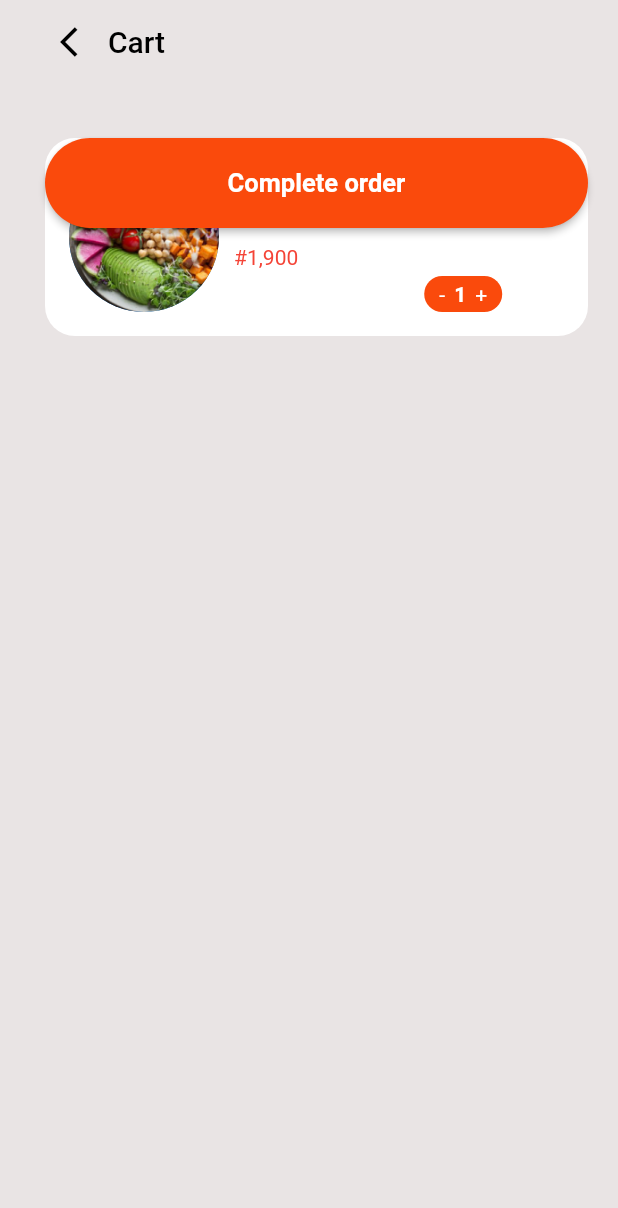
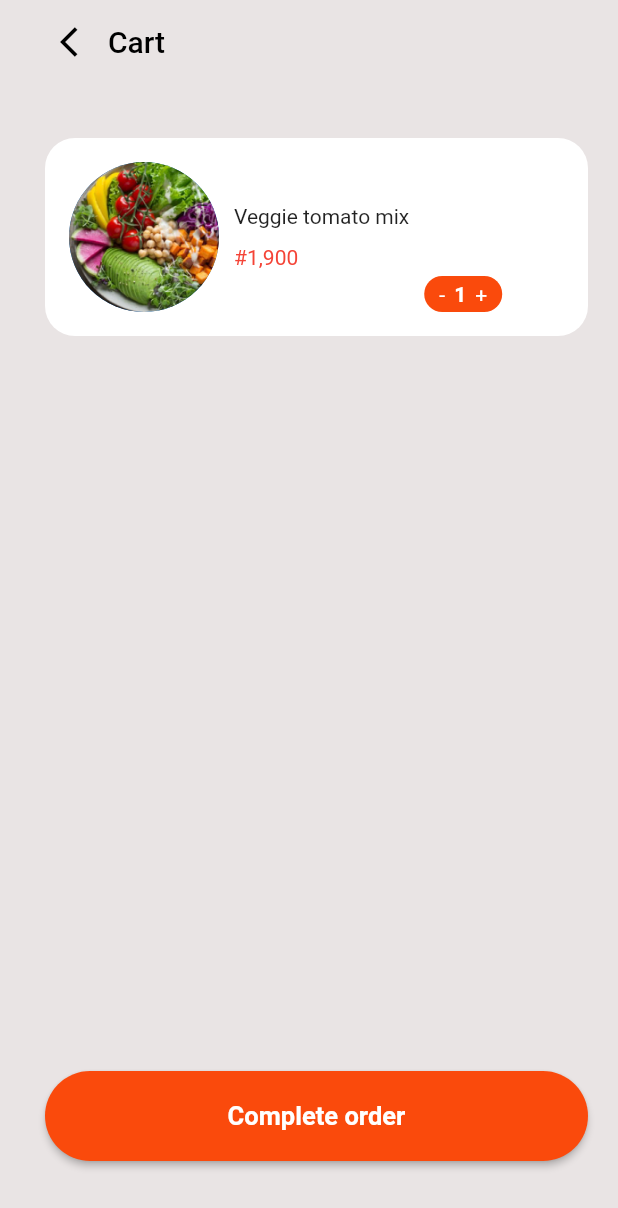
Before and after one commit to Gabbrolee/food_delivery, a Flutter app: the CartScreen screen opened directly, on a phone screen of 412 x 824 dp. Shown: the top 1208 px of the screen. Run offline on Flutter 3.47's test engine with Material 2 defaults, Android fonts, the phone set to English and light mode, and no system bars; our stand-ins replace dio, flutter_bloc, flutter_svg.

Commit message:
fix button position on ui

```diff
--- a/lib/ui/cart_screen.dart
+++ b/lib/ui/cart_screen.dart
@@ -3,7 +3,6 @@ import 'package:foodie_app/ui/widgets/app_button.dart';
 import 'package:foodie_app/ui/widgets/cart_plus_and_minus.dart';
 import 'package:foodie_app/ui/widgets/custom_app_bar.dart';
 import '../core/constant/constant/image_path.dart';
-
 
 class CartScreen extends StatefulWidget {
   const CartScreen({Key? key}) : super(key: key);
@@ -20,8 +19,9 @@ class _CartScreenState extends State<CartScreen> {
       appBar: const CustomAppBar(title: "Cart"),
       body: Stack(
         children: [
-          ListView(
+          Container(
             padding: const EdgeInsets.only(left: 30, right: 20),
+            child: Column(
               children: [
                 Container(
                   width: double.infinity,
@@ -66,9 +66,14 @@ class _CartScreenState extends State<CartScreen> {
                 )
               ],
             ),
-          Padding(
-            padding: const EdgeInsets.only(left: 30.0, right: 20),
-            child: AppButton(buttonTitle: "Complete order", onPressed: () {}),
+          ),
+          Align(
+            alignment: Alignment.bottomCenter,
+            child: Container(
+                margin: const EdgeInsets.only(bottom: 50),
+                padding: const EdgeInsets.only(left: 30, right: 20),
+                child:
+                    AppButton(buttonTitle: "Complete order", onPressed: () {})),
           )
         ],
       ),
```
Lines whose indentation alone changed are shown as unchanged.
